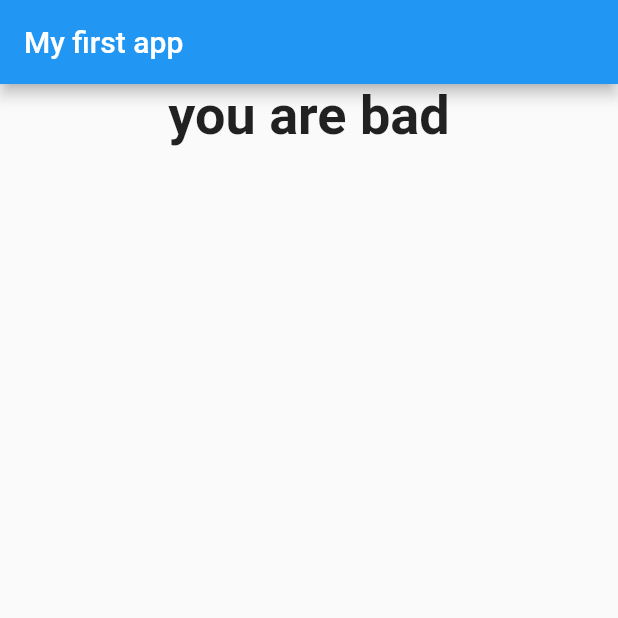
After one commit to George-k-tech/flutter_complete_guide, a Flutter app: the screen it shows after launch, after a tap on "Red", after a tap on "Cat", after a tap on "FLUTTER", on a phone screen of 412 x 824 dp, the top half of it. The commit adds this screen. Run offline on Flutter 3.47's test engine with Material 2 defaults, Android fonts, the phone set to English and light mode, and no system bars.

Commit message:
commit of main and quiz files

```diff
--- a/lib/main.dart
+++ b/lib/main.dart
@@ -1,6 +1,6 @@
 import 'package:flutter/material.dart';
-import './question.dart';
-import './answer.dart';
+import './quiz.dart';
+import './result.dart';
 
 // void main(){
 // runApp(MyApp());
@@ -10,36 +10,62 @@ void main() => runApp(MyApp());
 class MyApp extends StatefulWidget {
   @override
   State<StatefulWidget> createState() {
-    // TODO: implement createState
     return _MyAppState();
   }
 }
 
 class _MyAppState extends State<MyApp> {
-  final questions = const [
+  final _questions = const [
     {
       'questionText': 'what\'s your favorite color',
-      'answers': ['Black', 'Red', 'Green', 'White'],
+      'answers': [
+        {'text': 'Black', 'score:': 10},
+        {'text': 'Red', 'score': 20},
+        {'text': 'Green', 'score': 30},
+        {'text': 'White', 'score': 40},
+      ],
     },
     {
       'questionText': 'whats\'s your favorite animal',
-      'answers': ['Rabbit', 'Snake', 'Dog', 'Cat'],
+      'answers': [
+        {'text': 'Rabit', 'score:': 10},
+        {'text': 'Dog', 'score': 20},
+        {'text': 'Cat', 'score': 30},
+        {'text': 'Bull', 'score': 40},
+      ],
     },
     {
       'questionText': 'whats\'s your favorite language',
-      'answers': ['PHP', 'HTML', 'Flutter', 'Java'],
+      'answers': [
+        {'text': 'PHP', 'score:': 10},
+        {'text': 'HTML', 'score': 20},
+        {'text': 'JAVA', 'score': 30},
+        {'text': 'FLUTTER', 'score': 40},
+      ],
     },
   ];
 
   var _questionIndex = 0;
+  var _totalScore = 0;
 
-  void _answerQuestions() {
+  void _resetQuiz() {
+    setState(() {
+      _questionIndex = 0;
+      _totalScore = 0;
+    });
+  }
+
+  void _answerQuestions(int score) {
+    _totalScore = _totalScore + score;
+
     setState(() {
       _questionIndex = _questionIndex + 1;
     });
     print(_questionIndex);
-     if (_questionIndex < questions.length) {
+    if (_questionIndex < _questions.length) {
       print('we have more question');
+    } else {
+      print('No more questions');
     }
   }
 
@@ -50,17 +76,13 @@ class _MyAppState extends State<MyApp> {
         appBar: AppBar(
           title: Text('My first app'),
         ),
-        body: Column(
-          children: [
-            Question(
-              questions[_questionIndex]['questionText'],
-            ),
-            ...(questions[_questionIndex]['answers'] as List<String>)
-                .map((answer) {
-              return Answer(_answerQuestions, answer);
-            }).toList()
-          ],
-        ),
+        body: _questionIndex < _questions.length
+            ? Quiz(
+                answerQuestion: _answerQuestions,
+                questionIndex: _questionIndex,
+                questions: _questions,
+              )
+            : Result(_totalScore, _resetQuiz),
       ),
     );
   }
--- /dev/null
+++ b/lib/quiz.dart
@@ -0,0 +1,28 @@
+import './question.dart';
+import 'package:flutter/material.dart';
+import './answer.dart';
+
+class Quiz extends StatelessWidget {
+  final List<Map<String, Object>> questions;
+  final Function answerQuestion;
+  final int questionIndex;
+
+  Quiz(
+      {@required this.questions,
+      @required this.answerQuestion,
+      @required this.questionIndex});
+
+  @override
+  Widget build(BuildContext context) {
+    return Column(
+      children: [
+        Question(
+          questions[questionIndex]['questionText'],
+        ),
+        ...(questions[questionIndex]['answers'] as List<Map<String,Object>>).map((answer) {
+          return Answer(() => answerQuestion(answer['score']), answer['text']);
+        }).toList()
+      ],
+    );
+  }
+}
--- /dev/null
+++ b/lib/result.dart
@@ -0,0 +1,39 @@
+import 'package:flutter/material.dart';
+
+class Result extends StatelessWidget {
+  final int resultScore;
+  final Function resetHandler;
+
+  Result(this.resultScore, this.resetHandler);
+
+  String get resultPhrase {
+    String resultText = 'you did it !';
+    if (resultScore <= 30) {
+      resultText = 'you are awesome';
+    } else if (resultScore <= 40) {
+      resultText = 'Pretty likeable';
+    } else if (resultScore <= 50) {
+      resultText = 'you are strange';
+    } else {
+      resultText = 'you are bad';
+    }
+    return resultText;
+  }
+
+  @override
+  Widget build(BuildContext context) {
+    return Center(
+      child: Column(
+        children: [
+           Text(
+            resultPhrase,
+            style: TextStyle(
+              fontSize: 36,
+              fontWeight: FontWeight.bold,
+            ),
+          ),
+        ],
+      ),
+    );
+  }
+}
```
